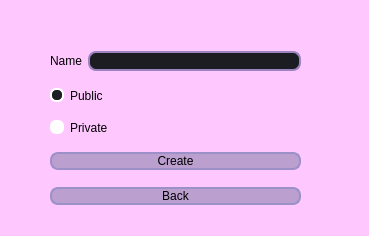
This is UI/w_createdeck/createdeck.ui in Saigz/task_tracker_qt as Qt 5 draws it before an edit. The edited form follows.
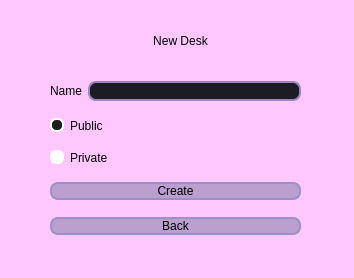
This is the edited form. Icons and pictures are not drawn.

Patch:
```diff
--- a/UI/w_createdeck/createdeck.ui
+++ b/UI/w_createdeck/createdeck.ui
@@ -6,8 +6,8 @@
    <rect>
     <x>0</x>
     <y>0</y>
-    <width>369</width>
-    <height>236</height>
+    <width>354</width>
+    <height>278</height>
    </rect>
   </property>
   <property name="windowTitle">
@@ -24,7 +24,7 @@
    <property name="geometry">
     <rect>
      <x>50</x>
-     <y>40</y>
+     <y>70</y>
      <width>251</width>
      <height>176</height>
     </rect>
@@ -36,6 +36,7 @@
        <widget class="QLabel" name="label_Name">
         <property name="styleSheet">
          <string notr="true">QLabel {
+ color: rgb(0, 0, 0);
 	font: 600 12pt &quot;Montserrat SemiBold&quot;;
 }</string>
         </property>
@@ -77,6 +78,7 @@
      <widget class="QRadioButton" name="radio_Public">
       <property name="styleSheet">
        <string notr="true">QRadioButton {
+ color: rgb(0, 0, 0);
 	font: 600 12pt &quot;Montserrat SemiBold&quot;;
 }
 QRadioButton::indicator:checked {
@@ -109,6 +111,7 @@
      <widget class="QRadioButton" name="radio_Private">
       <property name="styleSheet">
        <string notr="true">QRadioButton {
+ color: rgb(0, 0, 0);
 	font: 600 12pt &quot;Montserrat SemiBold&quot;;
 }
 QRadioButton::indicator:checked {
@@ -187,6 +190,28 @@
     </item>
    </layout>
   </widget>
+  <widget class="QLabel" name="label">
+   <property name="geometry">
+    <rect>
+     <x>60</x>
+     <y>20</y>
+     <width>241</width>
+     <height>41</height>
+    </rect>
+   </property>
+   <property name="styleSheet">
+    <string notr="true">QLabel {
+	 color: rgb(0, 0, 0);
+	font: 800 22pt &quot;Montserrat ExtraBold&quot;;
+}</string>
+   </property>
+   <property name="text">
+    <string>New Desk</string>
+   </property>
+   <property name="alignment">
+    <set>Qt::AlignCenter</set>
+   </property>
+  </widget>
  </widget>
  <resources>
   <include location="../../other/resource.qrc"/>
```
